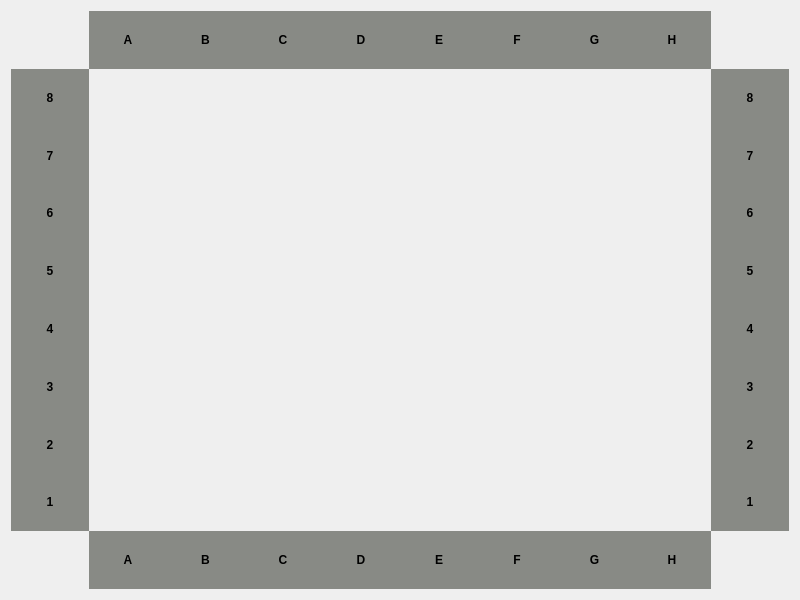
Qt form gui/chessboardview.ui (gabrielle95/ICP-Assignment-2019) before a commit.
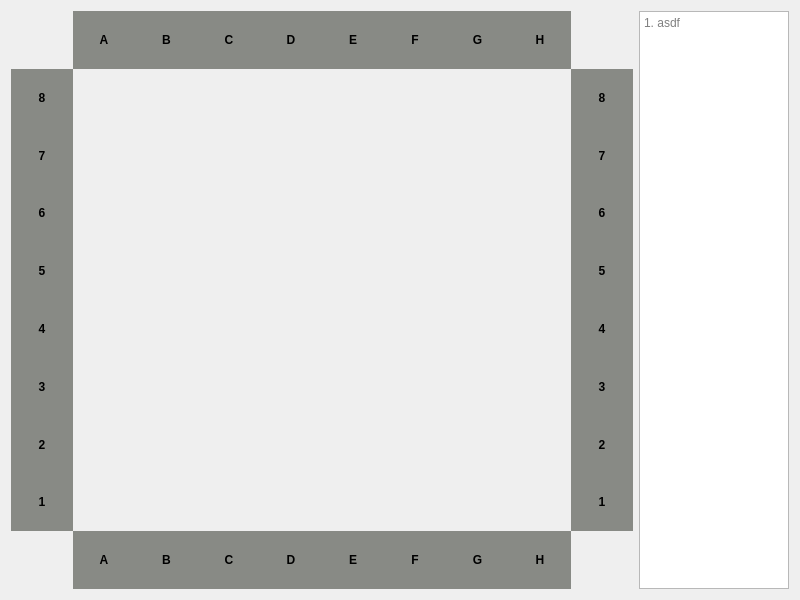
The same form after that commit.

Commit message: added missing  gui elements

```diff
--- a/gui/chessboardview.ui
+++ b/gui/chessboardview.ui
@@ -18,14 +18,14 @@
   </property>
   <property name="maximumSize">
    <size>
-    <width>800</width>
-    <height>600</height>
+    <width>1200</width>
+    <height>800</height>
    </size>
   </property>
   <property name="windowTitle">
    <string>Form</string>
   </property>
-  <layout class="QHBoxLayout" name="horizontalLayout" stretch="0,0,0">
+  <layout class="QHBoxLayout" name="horizontalLayout" stretch="0,0,0,0">
    <item>
     <layout class="QFormLayout" name="appButtonsLayout">
      <property name="fieldGrowthPolicy">
@@ -952,7 +952,20 @@
     </layout>
    </item>
    <item>
-    <layout class="QFormLayout" name="formLayout"/>
+    <layout class="QGridLayout" name="capturedUnitsLayout"/>
+   </item>
+   <item>
+    <widget class="QTextBrowser" name="textBrowser">
+     <property name="maximumSize">
+      <size>
+       <width>150</width>
+       <height>16777215</height>
+      </size>
+     </property>
+     <property name="placeholderText">
+      <string>1. asdf</string>
+     </property>
+    </widget>
    </item>
   </layout>
  </widget>
```
Left out of the diff: 784 changed lines with no effect on the pictures. The commit also changes 7 other files.
